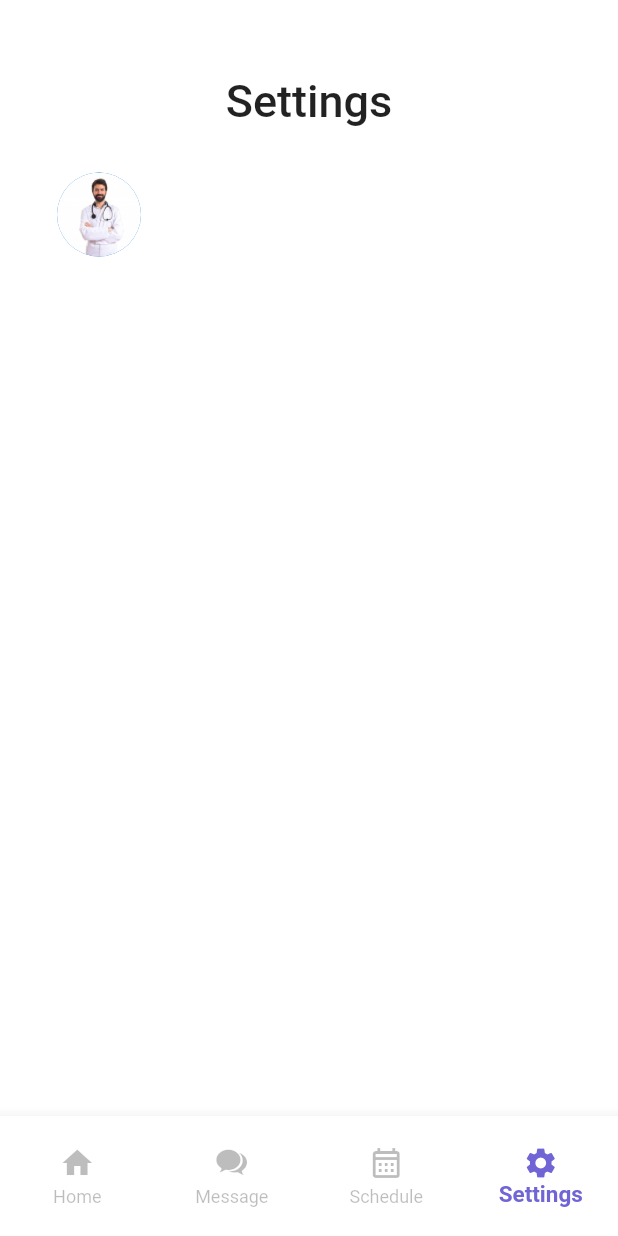
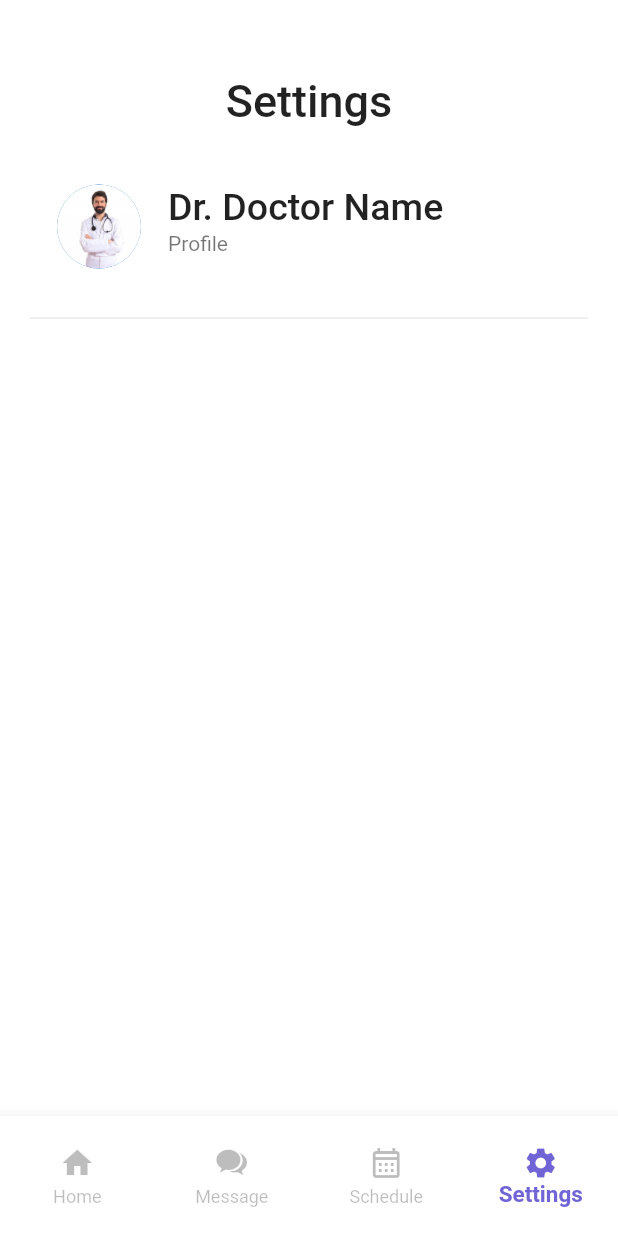
Before and after one commit to Gowsalyanatraj/health_care_app_flutter, a Flutter app: the NavBarRoots screen opened directly, item 4 of the bottom bar chosen, on a phone screen of 412 x 824 dp. Run offline on Flutter 3.47's test engine with Material 2 defaults, Android fonts, the phone set to English and light mode, and no system bars.

Commit message:
feat: creating settings page list view and doctor profile setting

```diff
--- a/lib/screens/settings_screen.dart
+++ b/lib/screens/settings_screen.dart
@@ -10,11 +10,11 @@ class SettingScreen extends StatefulWidget {
 class _SettingScreenState extends State<SettingScreen> {
   @override
   Widget build(BuildContext context) {
-    return const Padding(
+    return Padding(
       padding: EdgeInsets.only(top: 50, left: 20, right: 20),
       child: Column(
         children: [
-          Text(
+          const Text(
             "Settings",
             style: TextStyle(fontSize: 30, fontWeight: FontWeight.w500),
           ),
@@ -24,13 +24,22 @@ class _SettingScreenState extends State<SettingScreen> {
               radius: 30,
               backgroundImage: AssetImage("assets/doctor2.png"),
             ),
-            // title: Text(
-            //   "Dr. Doctor Name",
-            //   style: TextStyle(
-            //     fontWeight: FontWeight.w500,
-            //     fontSize: 25,
-            //   ),
-            // ),
+            title: Text(
+              "Dr. Doctor Name",
+              style: TextStyle(
+                fontWeight: FontWeight.w500,
+                fontSize: 25,
+              ),
+            ),
+            subtitle: Text("Profile"),
+          ),
+          Divider(height: 50),
+          ListTile(
+            onTap: () {},
+            leading: Container(
+              height: 100,
+              width: 100,
+            ),
           )
         ],
       ),
```
